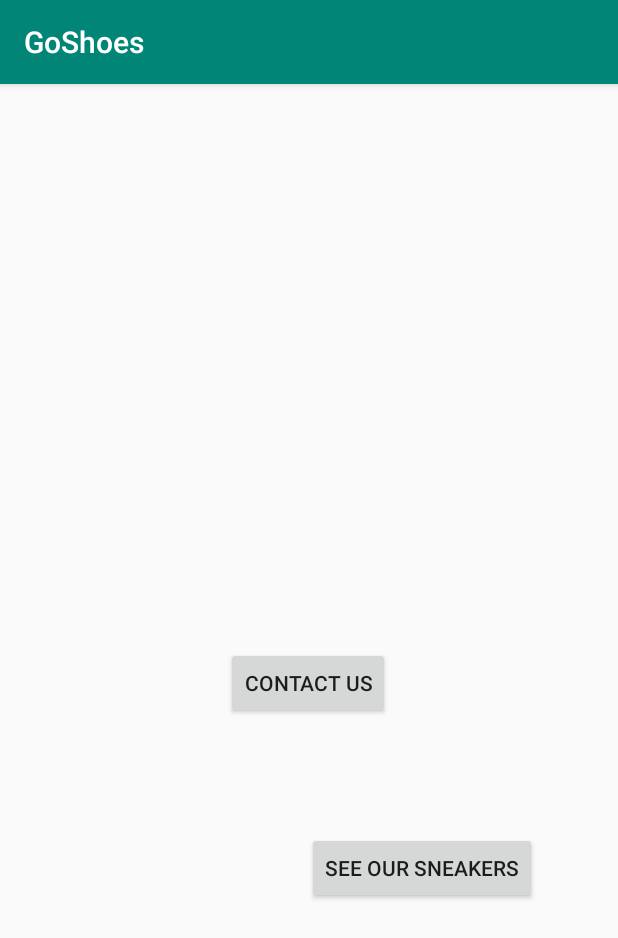
After one commit to YuliaSofi/GoShoes, an Android app: the InfoActivity screen opened directly, with no data from a screen before it, on a phone screen of 412 x 824 dp. The commit adds this screen. Shown: the top 938 px of the screen. Run offline under Robolectric (Android 15) with nearby library versions, the phone set to English and light mode, and no system bars.

Commit message:
codingan InfoActivity dan DetailActivity

```diff
--- a/app/src/main/AndroidManifest.xml
+++ b/app/src/main/AndroidManifest.xml
@@ -1,6 +1,8 @@
 <?xml version="1.0" encoding="utf-8"?>
 <manifest xmlns:android="http://schemas.android.com/apk/res/android"
     package="com.example.goshoes">
+
+    <uses-permission android:name="android.permission.INTERNET" />
 
     <application
         android:allowBackup="true"
@@ -9,6 +11,7 @@
         android:roundIcon="@mipmap/ic_launcher_round"
         android:supportsRtl="true"
         android:theme="@style/AppTheme">
+        <activity android:name=".InfoActivity"></activity>
         <activity android:name=".LoginActivity">
             <intent-filter>
                 <action android:name="android.intent.action.MAIN" />
@@ -16,6 +19,9 @@
                 <category android:name="android.intent.category.LAUNCHER" />
             </intent-filter>
         </activity>
+        <activity android:name=".MainActivity" />
+        <activity android:name=".DetailActivity" />
+        <activity android:name=".ShoesActivity" />
     </application>
 
 </manifest>
--- /dev/null
+++ b/app/src/main/java/com/example/goshoes/InfoActivity.java
@@ -0,0 +1,37 @@
+package com.example.goshoes;
+
+import android.content.ActivityNotFoundException;
+import android.content.Intent;
+import android.net.Uri;
+import android.os.Bundle;
+import android.view.View;
+
+import androidx.appcompat.app.AppCompatActivity;
+
+public class InfoActivity extends AppCompatActivity {
+
+    @Override
+    protected void onCreate(Bundle savedInstanceState) {
+        super.onCreate(savedInstanceState);
+        setContentView(R.layout.activity_info);
+    }
+    public void handleSeeOurSneakers(View view) {
+        Intent intent = new Intent(this, ShoesActivity.class);
+        startActivity(intent);
+    }
+
+    public void handleContactUs(View view) {
+
+        Uri uri = Uri.parse("https://instagram.com/3foilstore?igshid=1w88x289xc0ve");
+        Intent likeIng = new Intent(Intent.ACTION_VIEW, uri);
+
+        likeIng.setPackage("com.instagram.android");
+
+        try {
+            startActivity(likeIng);
+        } catch (ActivityNotFoundException e) {
+            startActivity(new Intent(Intent.ACTION_VIEW,
+                    Uri.parse("https://instagram.com/3foilstore?igshid=1w88x289xc0ve")));
+        }
+    }
+}
--- a/app/src/main/java/com/example/goshoes/LoginActivity.java
+++ b/app/src/main/java/com/example/goshoes/LoginActivity.java
@@ -15,7 +15,9 @@ public class LoginActivity extends AppCompatActivity {
     }
 
     public void handleShoes(View view) {
-        Intent intent = new Intent(this, ShoesActivity.class);
+        Intent intent = new Intent(this, InfoActivity.class);
         startActivity(intent);
+
     }
-}
+
+    }
--- a/app/src/main/java/com/example/goshoes/Models/MenuLogo.java
+++ b/app/src/main/java/com/example/goshoes/Models/MenuLogo.java
@@ -1,7 +1,7 @@
 package com.example.goshoes.Models;
 
 public class MenuLogo {
-        private String logo;
+    private String logo;
         private String name;
 
         public String getLogo() {
@@ -25,4 +25,6 @@ public class MenuLogo {
             this.logo = logo;
             this.name = name;
         }
+
+
     }
--- /dev/null
+++ b/app/src/main/res/layout/activity_info.xml
@@ -0,0 +1,35 @@
+<?xml version="1.0" encoding="utf-8"?>
+<androidx.constraintlayout.widget.ConstraintLayout xmlns:android="http://schemas.android.com/apk/res/android"
+    xmlns:app="http://schemas.android.com/apk/res-auto"
+    xmlns:tools="http://schemas.android.com/tools"
+    android:layout_width="match_parent"
+    android:layout_height="match_parent"
+    tools:context=".InfoActivity">
+    <Button
+        android:id="@+id/button2"
+        android:layout_width="wrap_content"
+        android:layout_height="wrap_content"
+        android:onClick="handleSeeOurSneakers"
+        android:text="See Our Sneakers"
+        android:textColorLink="#9C27B0"
+        android:textCursorDrawable="@drawable/button_red"
+        app:layout_constraintBottom_toBottomOf="parent"
+        app:layout_constraintEnd_toEndOf="parent"
+        app:layout_constraintStart_toStartOf="@id/button3"
+        app:layout_constraintTop_toTopOf="@id/button3"
+        app:layout_constraintVertical_bias="0.357" />
+
+    <Button
+        android:id="@+id/button3"
+        android:layout_width="wrap_content"
+        android:layout_height="wrap_content"
+        android:onClick="handleContactUs"
+        android:text="Contact Us"
+        app:layout_constraintBottom_toBottomOf="parent"
+        app:layout_constraintEnd_toEndOf="parent"
+        app:layout_constraintHorizontal_bias="0.498"
+        app:layout_constraintStart_toStartOf="parent"
+        app:layout_constraintTop_toTopOf="parent"
+        app:layout_constraintVertical_bias="0.521" />
+
+</androidx.constraintlayout.widget.ConstraintLayout>
```
Also changed, not shown: app/src/main/java/com/example/goshoes/Adapter/MenuAdapter.java (+13 -1 lines), app/src/main/java/com/example/goshoes/DetailActivity.java (added, +36 -0 lines), app/src/main/java/com/example/goshoes/Models/Detail.java (added, +87 -0 lines), app/src/main/java/com/example/goshoes/Models/DetailSepatu.java (added, +62 -0 lines), app/src/main/res/layout/activity_detail.xml (added, +78 -0 lines), app/src/main/res/layout/activity_login.xml (+11 -10 lines), app/src/main/res/layout/activity_shoes.xml (+10 -10 lines).
